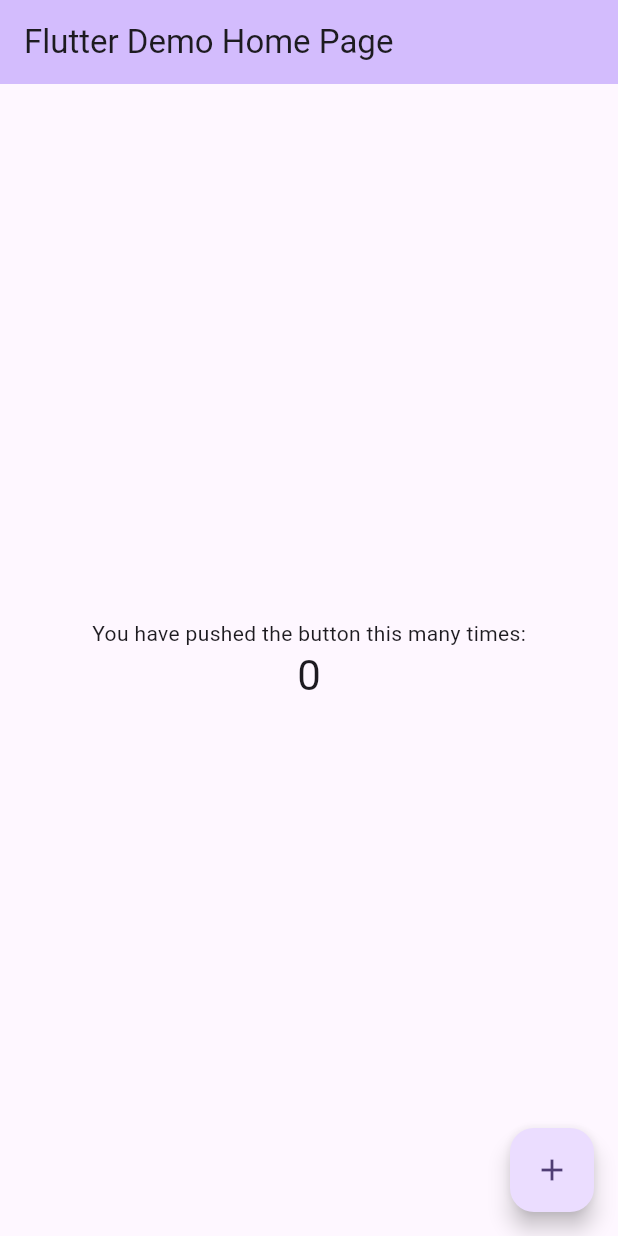
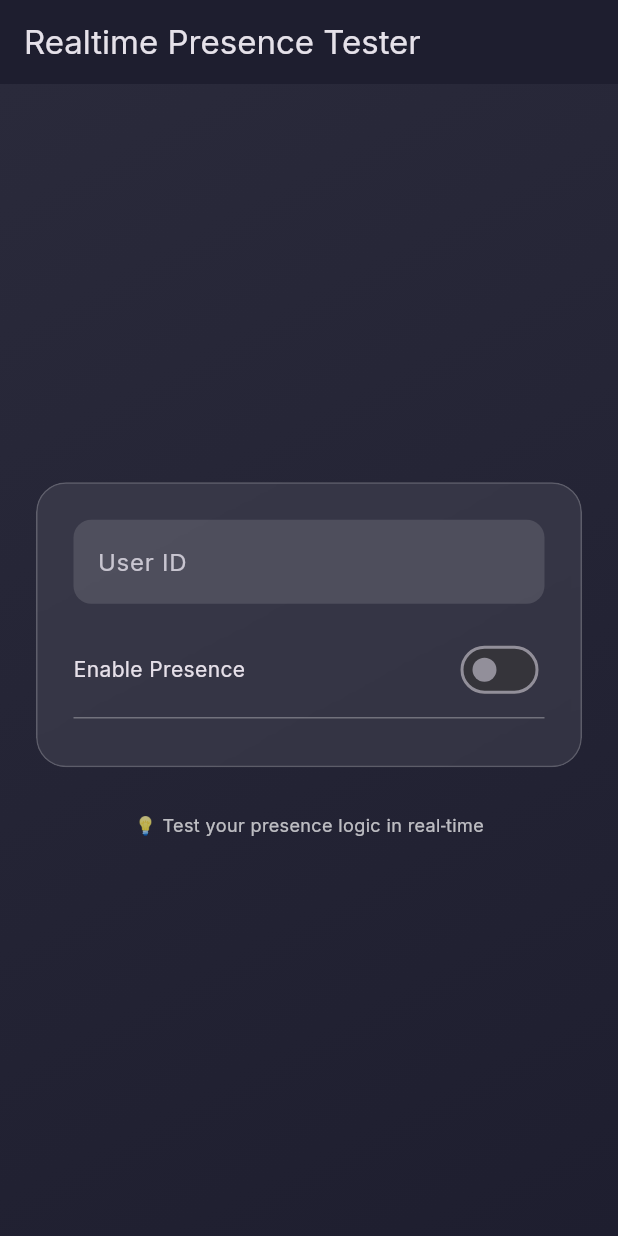
Before and after one commit to saedAlHanash/test_rtd, a Flutter app: the screen it shows after launch, on a phone screen of 412 x 824 dp. Run offline on Flutter 3.47's test engine with Material 3 defaults, Android fonts, the phone set to English and light mode, and no system bars; our stand-ins replace firebase_core, firebase_database, google_fonts; accounts and stored records are empty.

Commit message:
add user status

```diff
--- a/lib/main.dart
+++ b/lib/main.dart
@@ -1,121 +1,169 @@
+import 'package:firebase_core/firebase_core.dart';
 import 'package:flutter/material.dart';
+import 'package:google_fonts/google_fonts.dart';
+import 'firebase_options.dart';
+import 'rtd_service.dart';
+import 'dart:ui';
 
-void main() {
+void main() async {
+  WidgetsFlutterBinding.ensureInitialized();
+
+  await Firebase.initializeApp(options: DefaultFirebaseOptions.currentPlatform);
   runApp(const MyApp());
 }
 
 class MyApp extends StatelessWidget {
   const MyApp({super.key});
 
-  // This widget is the root of your application.
   @override
   Widget build(BuildContext context) {
     return MaterialApp(
-      title: 'Flutter Demo',
+      title: 'Presence System Demo',
+      debugShowCheckedModeBanner: false,
       theme: ThemeData(
-        // This is the theme of your application.
-        //
-        // TRY THIS: Try running your application with "flutter run". You'll see
-        // the application has a purple toolbar. Then, without quitting the app,
-        // try changing the seedColor in the colorScheme below to Colors.green
-        // and then invoke "hot reload" (save your changes or press the "hot
-        // reload" button in a Flutter-supported IDE, or press "r" if you used
-        // the command line to start the app).
-        //
-        // Notice that the counter didn't reset back to zero; the application
-        // state is not lost during the reload. To reset the state, use hot
-        // restart instead.
-        //
-        // This works for code too, not just values: Most code changes can be
-        // tested with just a hot reload.
-        colorScheme: .fromSeed(seedColor: Colors.deepPurple),
+        brightness: Brightness.dark,
+        colorScheme: ColorScheme.fromSeed(seedColor: const Color(0xFF6C63FF), brightness: Brightness.dark),
+        scaffoldBackgroundColor: const Color(0xFF1E1E2F),
+        textTheme: GoogleFonts.interTextTheme(ThemeData(brightness: Brightness.dark).textTheme),
       ),
-      home: const MyHomePage(title: 'Flutter Demo Home Page'),
+      home: const PresenceDemoPage(),
     );
   }
 }
 
-class MyHomePage extends StatefulWidget {
-  const MyHomePage({super.key, required this.title});
-
-  // This widget is the home page of your application. It is stateful, meaning
-  // that it has a State object (defined below) that contains fields that affect
-  // how it looks.
-
-  // This class is the configuration for the state. It holds the values (in this
-  // case the title) provided by the parent (in this case the App widget) and
-  // used by the build method of the State. Fields in a Widget subclass are
-  // always marked "final".
-
-  final String title;
+class PresenceDemoPage extends StatefulWidget {
+  const PresenceDemoPage({super.key});
 
   @override
-  State<MyHomePage> createState() => _MyHomePageState();
+  State<PresenceDemoPage> createState() => _PresenceDemoPageState();
 }
 
-class _MyHomePageState extends State<MyHomePage> {
-  int _counter = 0;
+class _PresenceDemoPageState extends State<PresenceDemoPage> {
+  final TextEditingController _userIdCtrl = TextEditingController();
+  final RtdService _rtdService = RtdService();
+  bool _presenceEnabled = false;
 
-  void _incrementCounter() {
-    setState(() {
-      // This call to setState tells the Flutter framework that something has
-      // changed in this State, which causes it to rerun the build method below
-      // so that the display can reflect the updated values. If we changed
-      // _counter without calling setState(), then the build method would not be
-      // called again, and so nothing would appear to happen.
-      _counter++;
-    });
+  @override
+  void dispose() {
+    _userIdCtrl.dispose();
+    super.dispose();
+  }
+
+  void _togglePresence(bool value) {
+    final userId = _userIdCtrl.text.trim();
+    if (userId.isEmpty) {
+      ScaffoldMessenger.of(context).showSnackBar(const SnackBar(content: Text('Please enter a User ID first')));
+      return;
+    }
+    setState(() => _presenceEnabled = value);
+    if (value) {
+      // Start presence tracking for this user
+      _rtdService.setupPresenceSystem(userId);
+    }
   }
 
   @override
   Widget build(BuildContext context) {
-    // This method is rerun every time setState is called, for instance as done
-    // by the _incrementCounter method above.
-    //
-    // The Flutter framework has been optimized to make rerunning build methods
-    // fast, so that you can just rebuild anything that needs updating rather
-    // than having to individually change instances of widgets.
+    final userId = _userIdCtrl.text.trim();
     return Scaffold(
-      appBar: AppBar(
-        // TRY THIS: Try changing the color here to a specific color (to
-        // Colors.amber, perhaps?) and trigger a hot reload to see the AppBar
-        // change color while the other colors stay the same.
-        backgroundColor: Theme.of(context).colorScheme.inversePrimary,
-        // Here we take the value from the MyHomePage object that was created by
-        // the App.build method, and use it to set our appbar title.
-        title: Text(widget.title),
-      ),
-      body: Center(
-        // Center is a layout widget. It takes a single child and positions it
-        // in the middle of the parent.
-        child: Column(
-          // Column is also a layout widget. It takes a list of children and
-          // arranges them vertically. By default, it sizes itself to fit its
-          // children horizontally, and tries to be as tall as its parent.
-          //
-          // Column has various properties to control how it sizes itself and
-          // how it positions its children. Here we use mainAxisAlignment to
-          // center the children vertically; the main axis here is the vertical
-          // axis because Columns are vertical (the cross axis would be
-          // horizontal).
-          //
-          // TRY THIS: Invoke "debug painting" (choose the "Toggle Debug Paint"
-          // action in the IDE, or press "p" in the console), to see the
-          // wireframe for each widget.
-          mainAxisAlignment: .center,
-          children: [
-            const Text('You have pushed the button this many times:'),
-            Text(
-              '$_counter',
-              style: Theme.of(context).textTheme.headlineMedium,
+      appBar: AppBar(title: const Text('Realtime Presence Tester'), backgroundColor: Colors.transparent, elevation: 0),
+      body: Container(
+        decoration: const BoxDecoration(
+          gradient: LinearGradient(
+            colors: [Color(0xFF2A2A3B), Color(0xFF1E1E2F)],
+            begin: Alignment.topLeft,
+            end: Alignment.bottomRight,
+          ),
+        ),
+        child: Center(
+          child: SingleChildScrollView(
+            padding: const EdgeInsets.all(24),
+            child: Column(
+              mainAxisSize: MainAxisSize.min,
+              crossAxisAlignment: CrossAxisAlignment.stretch,
+              children: [
+                // Glass‑morphic card
+                ClipRRect(
+                  borderRadius: BorderRadius.circular(20),
+                  child: BackdropFilter(
+                    filter: ImageFilter.blur(sigmaX: 12, sigmaY: 12),
+                    child: Container(
+                      padding: const EdgeInsets.all(24),
+                      decoration: BoxDecoration(
+                        color: Colors.white.withOpacity(0.08),
+                        borderRadius: BorderRadius.circular(20),
+                        border: Border.all(color: Colors.white.withOpacity(0.2)),
+                      ),
+                      child: Column(
+                        crossAxisAlignment: CrossAxisAlignment.stretch,
+                        children: [
+                          TextField(
+                            controller: _userIdCtrl,
+                            decoration: InputDecoration(
+                              labelText: 'User ID',
+                              hintText: 'e.g. user_123',
+                              filled: true,
+                              fillColor: Colors.white.withOpacity(0.12),
+                              border: OutlineInputBorder(borderRadius: BorderRadius.circular(12), borderSide: BorderSide.none),
+                            ),
+                          ),
+                          const SizedBox(height: 20),
+                          Row(
+                            mainAxisAlignment: MainAxisAlignment.spaceBetween,
+                            children: [
+                              const Text('Enable Presence'),
+                              Switch.adaptive(
+                                value: _presenceEnabled,
+                                onChanged: _togglePresence,
+                                activeColor: Theme.of(context).colorScheme.secondary,
+                              ),
+                            ],
+                          ),
+                          const Divider(color: Colors.white30),
+                          // Live user status stream
+                          if (userId.isNotEmpty) ...[
+                            const Text('User Status (Live)', style: TextStyle(fontWeight: FontWeight.bold)),
+                            const SizedBox(height: 8),
+                            StreamBuilder<Map<String, dynamic>>(
+                              stream: _rtdService.listenToUserStatus(userId),
+                              builder: (context, snapshot) {
+                                if (!snapshot.hasData) {
+                                  return const Text('Waiting for data…');
+                                }
+                                final data = snapshot.data!;
+                                final state = data['state'] ?? 'unknown';
+                                final lastChanged = data['last_changed'];
+                                return Column(
+                                  crossAxisAlignment: CrossAxisAlignment.start,
+                                  children: [Text('State: $state'), Text('Last changed: $lastChanged')],
+                                );
+                              },
+                            ),
+                            const SizedBox(height: 20),
+                            const Text('Online Users Count', style: TextStyle(fontWeight: FontWeight.bold)),
+                            const SizedBox(height: 8),
+                            StreamBuilder<int>(
+                              stream: _rtdService.trackOnlineUsersCount(),
+                              builder: (context, snapshot) {
+                                final count = snapshot.data ?? 0;
+                                return Text('Online users: $count');
+                              },
+                            ),
+                          ],
+                        ],
+                      ),
+                    ),
+                  ),
+                ),
+                const SizedBox(height: 30),
+                // Footer with subtle animation
+                Center(
+                  child: Text('💡 Test your presence logic in real‑time', style: TextStyle(color: Colors.white70, fontSize: 12)),
+                ),
+              ],
             ),
-          ],
+          ),
         ),
-      ),
-      floatingActionButton: FloatingActionButton(
-        onPressed: _incrementCounter,
-        tooltip: 'Increment',
-        child: const Icon(Icons.add),
       ),
     );
   }
--- a/pubspec.yaml
+++ b/pubspec.yaml
@@ -20,6 +20,7 @@ dependencies:
   firebase_core: ^4.2.1
   cloud_firestore: ^6.1.0
   firebase_database: ^12.1.0
+  google_fonts:
 
 dev_dependencies:
   flutter_test:
```
Also changed, not shown: lib/rtd_service.dart (+30 -26 lines), lib/firebase_options.dart, pubspec.lock, 2 other files.
